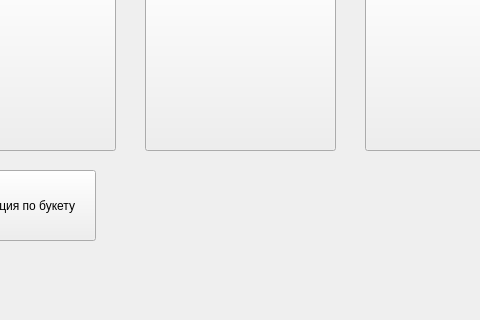
kiltonik/oopProject, file mainwindow.ui: the form before one commit; both pictures show x 145 to 625 and y 280 to 600 of the 800 by 600 pixel window.
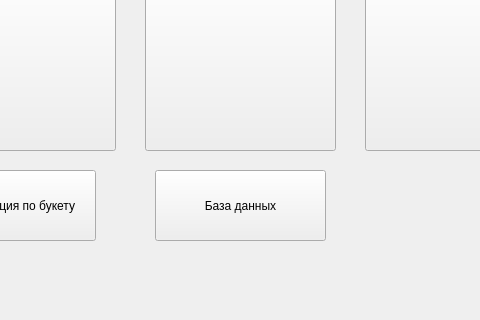
The form after the commit.

Commit message: Dialog window

The edit to the form file:
```diff
--- a/mainwindow.ui
+++ b/mainwindow.ui
@@ -105,6 +105,19 @@
      <string>Информация по букету</string>
     </property>
    </widget>
+   <widget class="QPushButton" name="dataBaseButton">
+    <property name="geometry">
+     <rect>
+      <x>300</x>
+      <y>450</y>
+      <width>171</width>
+      <height>71</height>
+     </rect>
+    </property>
+    <property name="text">
+     <string>База данных</string>
+    </property>
+   </widget>
   </widget>
   <widget class="QMenuBar" name="menubar">
    <property name="geometry">
```
The commit also changes 6 other files.
